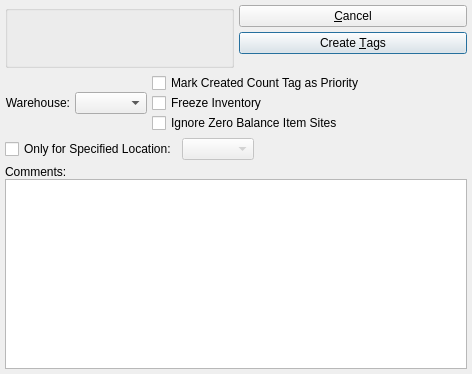
The window that guiclient/createCountTagsByParameterList.ui (Pegasus-RPG/xtuple-client) describes before a commit, drawn with Qt 5.
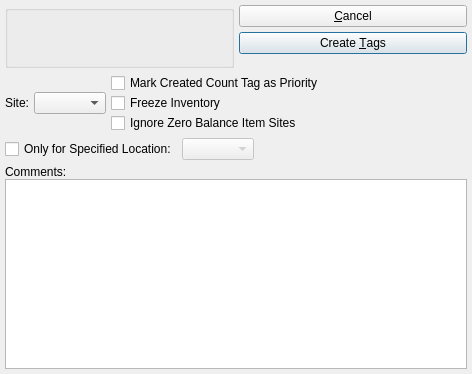
The same window after the commit. Custom widgets are drawn as their Qt base class.

Commit message: issue #6692:first pass for changing "Warehouse" to "Site"

```diff
--- a/guiclient/createCountTagsByParameterList.ui
+++ b/guiclient/createCountTagsByParameterList.ui
@@ -125,7 +125,7 @@
          <item>
           <widget class="QLabel" name="_warehouseLit" >
            <property name="text" >
-            <string>Warehouse:</string>
+            <string>Site:</string>
            </property>
            <property name="alignment" >
             <set>Qt::AlignRight|Qt::AlignTrailing|Qt::AlignVCenter</set>
```
Left out of the diff: 2 changed lines with no effect on the pictures. The commit also changes 201 other files.
